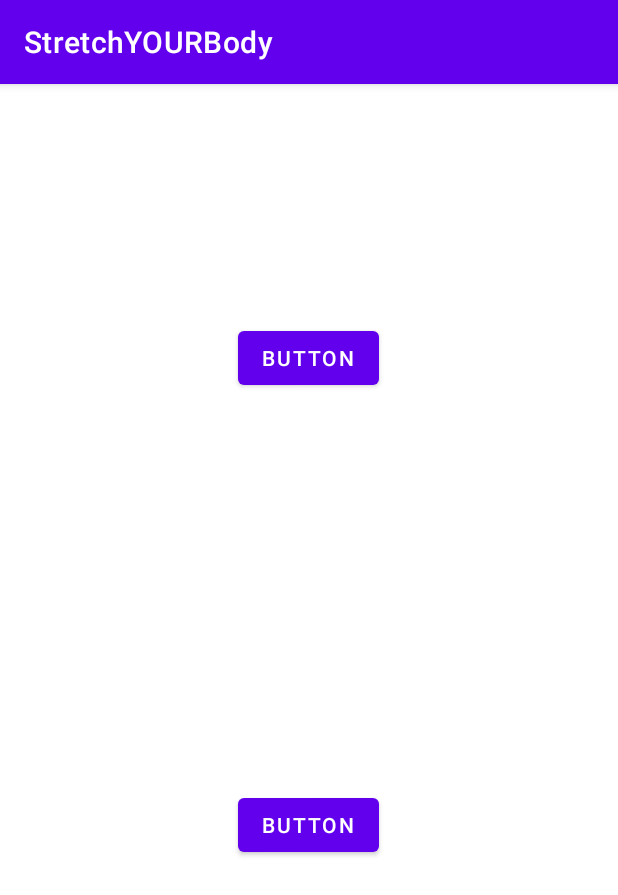
After one commit to buchwaldagata/StretchYOURBody, an Android app: the MainActivity2 screen opened directly, with no data from a screen before it, on a phone screen of 412 x 824 dp. The commit adds this screen. Shown: the top 895 px of the screen. Run offline under Robolectric (Android 15) with nearby library versions, the phone set to English and light mode, and no system bars; our stand-ins replace Firebase (no records; nobody signed in at launch, a user with empty details on screens opened directly).

Commit message:
pobrnaie dnaych dobre, bez wyswietlania

```diff
--- a/app/build.gradle
+++ b/app/build.gradle
@@ -61,4 +61,8 @@ dependencies {
     // When using the BoM, you don't specify versions in Firebase library dependencies
     implementation 'com.google.firebase:firebase-auth-ktx'
 
+    // Declare the dependency for the Cloud Firestore library
+    // When using the BoM, you don't specify versions in Firebase library dependencies
+    implementation 'com.google.firebase:firebase-firestore-ktx'
+
 }
--- a/app/src/main/AndroidManifest.xml
+++ b/app/src/main/AndroidManifest.xml
@@ -11,7 +11,7 @@
         android:theme="@style/Theme.StretchYOURBody">
         <activity
             android:name=".LoginActivity"
-            android:exported="true" >
+            android:exported="true">
             <intent-filter>
                 <action android:name="android.intent.action.MAIN" />
 
@@ -28,9 +28,10 @@
             android:name=".MainActivity"
             android:exported="false"
             android:label="@string/app_name"
-            android:theme="@style/Theme.StretchYOURBody.NoActionBar">
-
-        </activity>
+            android:theme="@style/Theme.StretchYOURBody.NoActionBar"></activity>
+        <activity
+            android:name=".MainActivity2"
+            android:exported="false" />
     </application>
 
 </manifest>
--- a/app/src/main/java/com/example/stretchyourbody/LoginActivity.kt
+++ b/app/src/main/java/com/example/stretchyourbody/LoginActivity.kt
@@ -53,10 +53,10 @@ class LoginActivity : AppCompatActivity() {
             .addOnCompleteListener(this) { task ->
                 if (task.isSuccessful) {
                     // Sign in success, navigate to the Main Activity
-                    val intent = Intent(this, MainActivity::class.java)
+                    val intent = Intent(this, MainActivity2::class.java)
                     startActivity(intent)
 
-                    Toast.makeText(baseContext, "Zalogowano", Toast.LENGTH_SHORT).show()
+//                    Toast.makeText(baseContext, "Zalogowano", Toast.LENGTH_SHORT).show()
 
                 } else {
                     // If sign in fails, display a message to the user.
--- /dev/null
+++ b/app/src/main/java/com/example/stretchyourbody/MainActivity2.kt
@@ -0,0 +1,51 @@
+package com.example.stretchyourbody
+
+import android.content.ContentValues.TAG
+import androidx.appcompat.app.AppCompatActivity
+import android.os.Bundle
+import android.util.Log
+import android.widget.Toast
+import androidx.lifecycle.MutableLiveData
+import com.example.stretchyourbody.data.User
+import com.google.firebase.auth.FirebaseAuth
+import com.google.firebase.firestore.FirebaseFirestore
+import com.google.firebase.firestore.ktx.firestore
+import com.google.firebase.firestore.ktx.toObject
+import com.google.firebase.ktx.Firebase
+
+class MainActivity2 : AppCompatActivity() {
+    override fun onCreate(savedInstanceState: Bundle?) {
+        super.onCreate(savedInstanceState)
+        setContentView(R.layout.activity_main2)
+
+        val firebaseAuth = FirebaseAuth.getInstance()
+        val firebaseFirestore = FirebaseFirestore.getInstance()
+
+
+        val cloudResult = MutableLiveData<User?>()
+        val uid = firebaseAuth.currentUser?.uid
+//        val db = Firebase.firestore
+
+
+//        if (uid != null) {
+
+        // Tutaj możesz użyć pobranego UID użytkownika
+//            val docRef = db.collection("users").document(uid)
+
+//            docRef.get().addOnSuccessListener { documentSnapshot ->
+//                val city = documentSnapshot.toObject<User>()
+//                val napis = "Przykładowy napis"
+//            }
+
+        firebaseFirestore.collection("users")
+            .document(uid!!)
+            .get()
+            .addOnSuccessListener {
+                val user = it.toObject(User::class.java)
+                cloudResult.postValue(user)
+            }
+            .addOnFailureListener{
+                Log.d("REPO_DEBUG", it.message.toString())
+            }
+    }
+}
--- a/app/src/main/java/com/example/stretchyourbody/data/User.kt
+++ b/app/src/main/java/com/example/stretchyourbody/data/User.kt
@@ -1,5 +1,6 @@
 package com.example.stretchyourbody.data
 
 data class User( val email:String? = null,
-                val uid: String? = null,
-                val treningi: List<Trening>)
+                val uid: String? = null
+//                ,val treningi: List<Trening>
+                )
--- /dev/null
+++ b/app/src/main/res/layout/activity_main2.xml
@@ -0,0 +1,32 @@
+<?xml version="1.0" encoding="utf-8"?>
+<androidx.constraintlayout.widget.ConstraintLayout xmlns:android="http://schemas.android.com/apk/res/android"
+    xmlns:app="http://schemas.android.com/apk/res-auto"
+    xmlns:tools="http://schemas.android.com/tools"
+    android:layout_width="match_parent"
+    android:layout_height="match_parent"
+    tools:context=".MainActivity2">
+
+    <Button
+        android:id="@+id/button2"
+        android:layout_width="wrap_content"
+        android:layout_height="wrap_content"
+        android:text="Button"
+        app:layout_constraintBottom_toTopOf="@+id/button3"
+        app:layout_constraintEnd_toEndOf="parent"
+        app:layout_constraintHorizontal_bias="0.498"
+        app:layout_constraintStart_toStartOf="parent"
+        app:layout_constraintTop_toTopOf="parent"
+        app:layout_constraintVertical_bias="0.376" />
+
+    <Button
+        android:id="@+id/button3"
+        android:layout_width="wrap_content"
+        android:layout_height="wrap_content"
+        android:text="Button"
+        app:layout_constraintBottom_toBottomOf="parent"
+        app:layout_constraintEnd_toEndOf="parent"
+        app:layout_constraintHorizontal_bias="0.498"
+        app:layout_constraintStart_toStartOf="parent"
+        app:layout_constraintTop_toTopOf="parent"
+        app:layout_constraintVertical_bias="0.653" />
+</androidx.constraintlayout.widget.ConstraintLayout>
```
